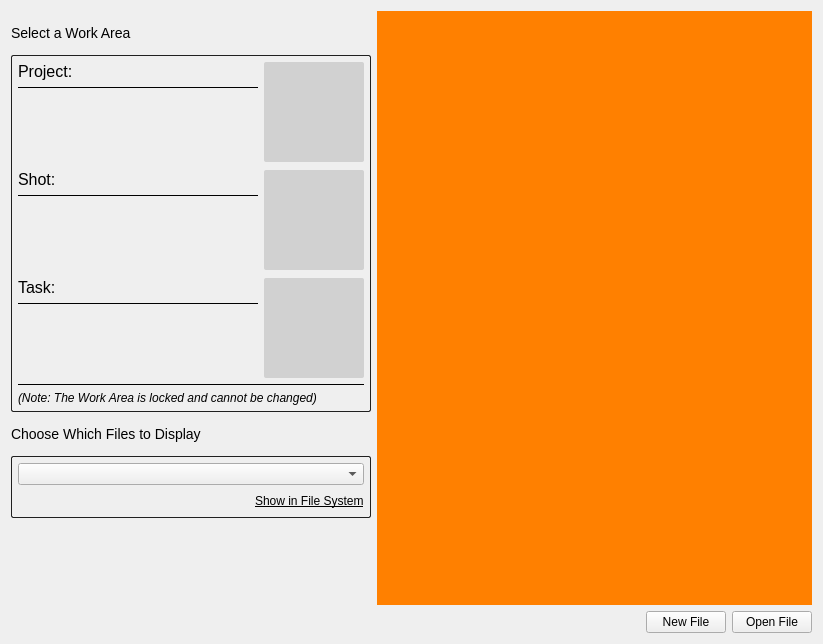
Before: the Qt Designer form resources/work_files_form.ui in shotgunsoftware/tk-multi-workfiles2, drawn with Qt 5.
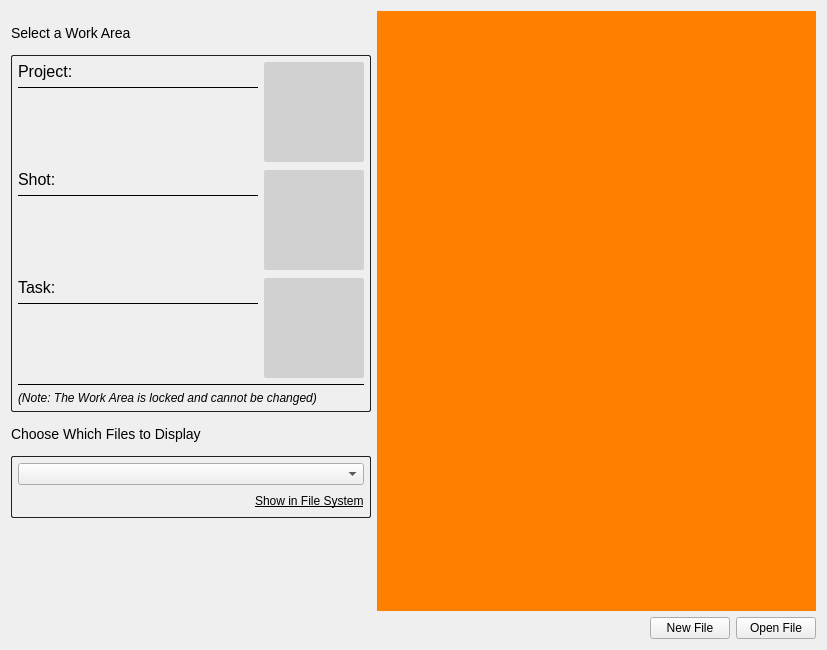
After: the same form once the commit is applied. Custom widgets are drawn as their Qt base class.

```diff
--- a/resources/work_files_form.ui
+++ b/resources/work_files_form.ui
@@ -6,8 +6,8 @@
    <rect>
     <x>0</x>
     <y>0</y>
-    <width>823</width>
-    <height>644</height>
+    <width>827</width>
+    <height>650</height>
    </rect>
   </property>
   <property name="windowTitle">
```
Left out of the diff: 6 changed lines with no effect on the pictures.
